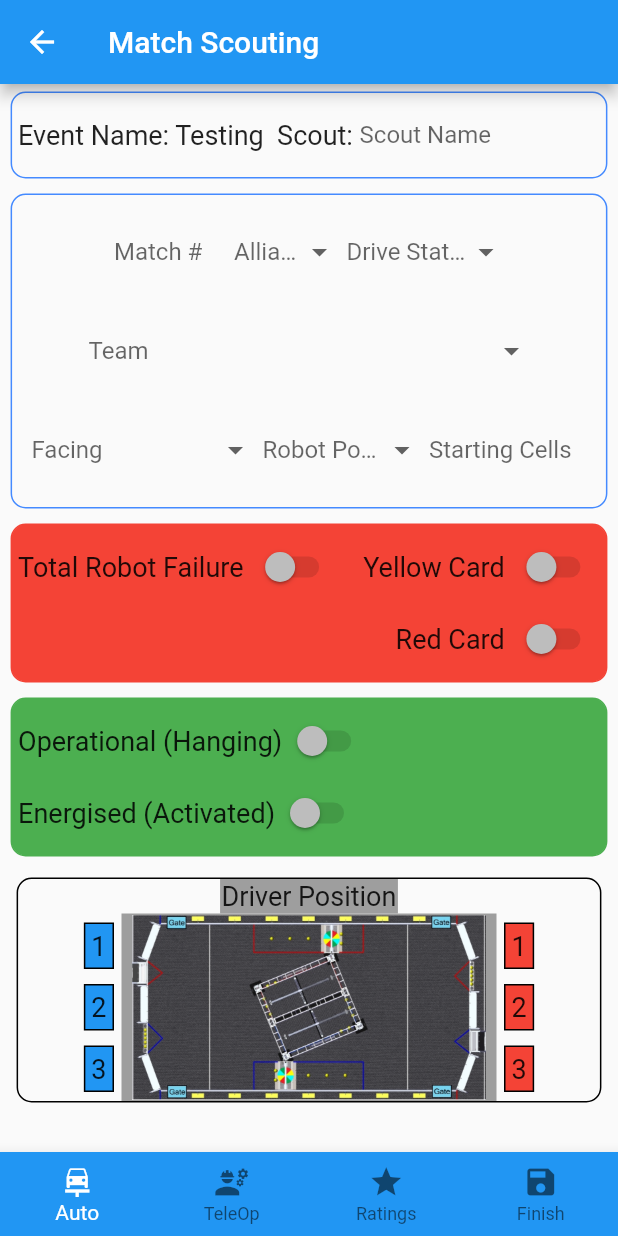
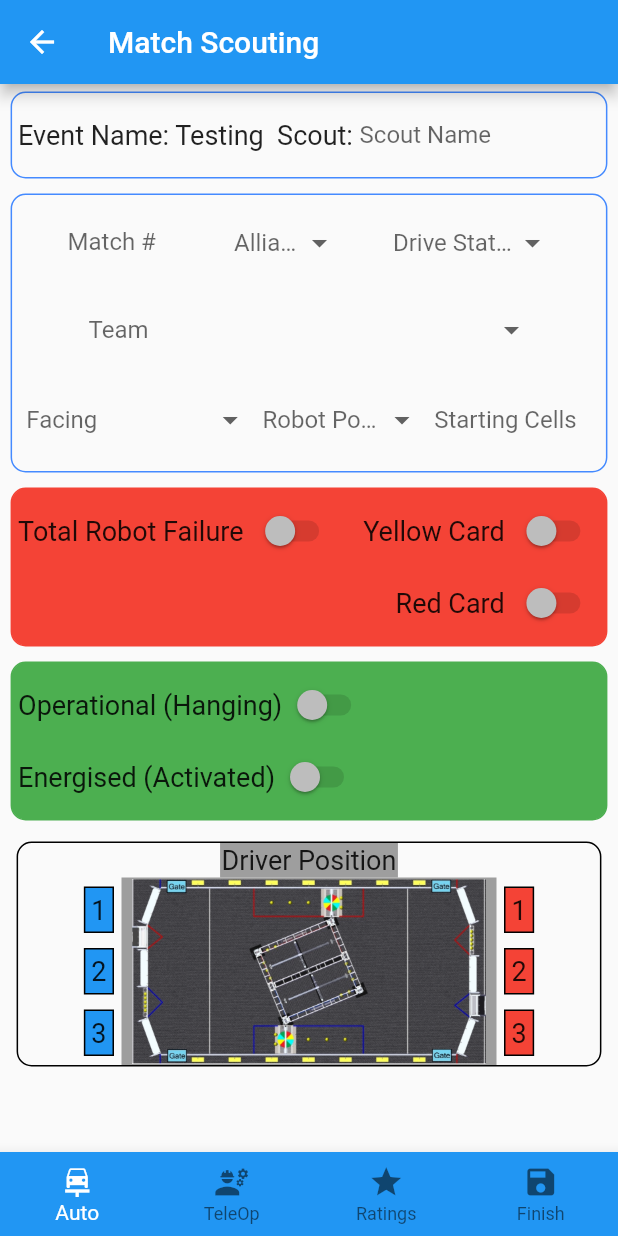
Before and after one commit to amaybz/projectb, a Flutter app: the MatchScoutingScreen screen opened directly, on a phone screen of 412 x 824 dp. Run offline on Flutter 3.47's test engine with Material 2 defaults, Android fonts, the phone set to English and light mode, and no system bars; our stand-ins replace shared_preferences, sqflite; accounts and stored records are empty.

Commit message:
Formating Changes to match Scouting

```diff
--- a/lib/matchscouting.dart
+++ b/lib/matchscouting.dart
@@ -101,7 +101,7 @@ class _MatchScoutingScreenState extends State<MatchScoutingScreen> {
       styleFieldWidth = 111.0;
       styleFieldMatchNumber = 80.0;
       styleFieldAlliance = 75.0;
-      styleFieldPadding = 5.0;
+      styleFieldPadding = 3.0;
       styleFieldPaddingSides = 3.0;
       styleFieldWidthFacing = 154;
       styleImgFieldWidth = 250;
@@ -111,11 +111,11 @@ class _MatchScoutingScreenState extends State<MatchScoutingScreen> {
       styleFieldWidth = 150.0;
       styleFieldMatchNumber = 80.0;
       styleFieldAlliance = 100.0;
-      styleFieldPadding = 5.0;
+      styleFieldPadding = 3.0;
       styleFieldPaddingSides = 10.0;
       styleFieldWidthFacing = 200;
       styleImgFieldWidth = 400;
-      styleFieldWidthTeam = 300;
+      styleFieldWidthTeam = 400;
     }
 
     return Scaffold(
@@ -167,11 +167,12 @@ class _MatchScoutingScreenState extends State<MatchScoutingScreen> {
                 ),
                 padding: EdgeInsets.all(styleFieldPadding),
                 child: Column(
-                    mainAxisAlignment: MainAxisAlignment.center,
+                    mainAxisAlignment: MainAxisAlignment.spaceEvenly,
                     crossAxisAlignment: CrossAxisAlignment.center,
                     children: <Widget>[
                       Row(
-                          mainAxisAlignment: MainAxisAlignment.center,
+
+                          mainAxisAlignment: MainAxisAlignment.spaceEvenly,
                           crossAxisAlignment: CrossAxisAlignment.center,
                           children: <Widget>[
                             Container(
@@ -179,6 +180,7 @@ class _MatchScoutingScreenState extends State<MatchScoutingScreen> {
                                   vertical: styleFieldPadding,
                                   horizontal: styleFieldPaddingSides),
                               width: styleFieldMatchNumber,
+                              height: 58,
                               child: TextField(
                                 controller: _txtMatchNumber,
                                 keyboardType: TextInputType.number,
@@ -199,6 +201,7 @@ class _MatchScoutingScreenState extends State<MatchScoutingScreen> {
                                   vertical: styleFieldPadding,
                                   horizontal: styleFieldPaddingSides),
                               width: styleFieldAlliance,
+                              height: 58,
                               child: DropdownButtonFormField<String>(
                                 isExpanded: true,
                                 decoration: InputDecoration(
@@ -228,6 +231,7 @@ class _MatchScoutingScreenState extends State<MatchScoutingScreen> {
                                   vertical: styleFieldPadding,
                                   horizontal: styleFieldPaddingSides),
                               width: styleFieldWidth,
+                              height: 58,
                               child: DropdownButtonFormField<String>(
                                 decoration: InputDecoration(
                                   labelText: 'Drive Station',
@@ -250,7 +254,7 @@ class _MatchScoutingScreenState extends State<MatchScoutingScreen> {
                             ),
                           ]),
                       Row(
-                          mainAxisAlignment: MainAxisAlignment.center,
+                          mainAxisAlignment: MainAxisAlignment.spaceEvenly,
                           crossAxisAlignment: CrossAxisAlignment.center,
                           children: <Widget>[
                             Container(
@@ -258,6 +262,7 @@ class _MatchScoutingScreenState extends State<MatchScoutingScreen> {
                                   vertical: styleFieldPadding,
                                   horizontal: styleFieldPaddingSides),
                               width: styleFieldWidthTeam,
+                              height: 58,
                               child: DropdownButtonFormField<String>(
                                 decoration: InputDecoration(
                                   labelText: 'Team',
@@ -280,7 +285,7 @@ class _MatchScoutingScreenState extends State<MatchScoutingScreen> {
                             ),
                           ]),
                       Row(
-                          mainAxisAlignment: MainAxisAlignment.center,
+                          mainAxisAlignment: MainAxisAlignment.spaceEvenly,
                           crossAxisAlignment: CrossAxisAlignment.center,
                           children: <Widget>[
                             Container(
```
Also changed, not shown: lib/localdb.dart (+7 -7 lines).
